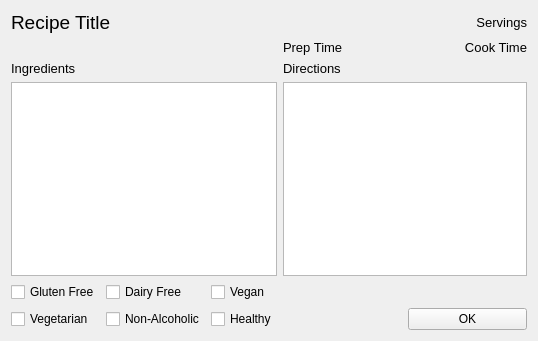
Old version of the form UI/RecipeWidgetClaire.ui in the repository ckonz528/ArugulaProjectV2.
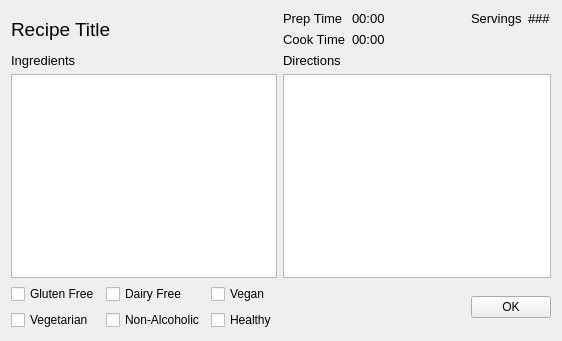
New version of the form.

Commit message: Updated recipe widget layout and labels

```diff
--- a/UI/RecipeWidgetClaire.ui
+++ b/UI/RecipeWidgetClaire.ui
@@ -6,16 +6,16 @@
    <rect>
     <x>0</x>
     <y>0</y>
-    <width>538</width>
+    <width>540</width>
     <height>341</height>
    </rect>
   </property>
   <property name="windowTitle">
    <string>Form</string>
   </property>
-  <layout class="QGridLayout" name="gridLayout">
-   <item row="0" column="0" colspan="2">
-    <widget class="QLabel" name="L_recipeTitle">
+  <layout class="QGridLayout" name="gridLayout_3">
+   <item row="0" column="0">
+    <widget class="QLabel" name="lblRrecipeTitle">
      <property name="font">
       <font>
        <pointsize>14</pointsize>
@@ -26,23 +26,10 @@
      </property>
     </widget>
    </item>
-   <item row="0" column="4">
-    <widget class="QLabel" name="L_servings">
-     <property name="font">
-      <font>
-       <pointsize>10</pointsize>
-      </font>
-     </property>
-     <property name="text">
-      <string>Servings</string>
-     </property>
-     <property name="alignment">
-      <set>Qt::AlignRight|Qt::AlignTrailing|Qt::AlignVCenter</set>
-     </property>
-    </widget>
-   </item>
-   <item row="1" column="3">
-    <widget class="QLabel" name="L_prepTime">
+   <item row="0" column="1" colspan="2">
+    <layout class="QGridLayout" name="gridTimeInfo">
+     <item row="0" column="0">
+      <widget class="QLabel" name="lblPrepTimeLabel">
      <property name="font">
       <font>
        <pointsize>10</pointsize>
@@ -53,8 +40,69 @@
      </property>
     </widget>
    </item>
-   <item row="1" column="4">
-    <widget class="QLabel" name="L_cookTime">
+     <item row="0" column="1">
+      <widget class="QLabel" name="lblPrepTime">
+       <property name="font">
+        <font>
+         <pointsize>10</pointsize>
+        </font>
+       </property>
+       <property name="text">
+        <string>00:00</string>
+       </property>
+       <property name="alignment">
+        <set>Qt::AlignLeading|Qt::AlignLeft|Qt::AlignVCenter</set>
+       </property>
+      </widget>
+     </item>
+     <item row="0" column="2" rowspan="2">
+      <spacer name="horizontalSpacer">
+       <property name="orientation">
+        <enum>Qt::Horizontal</enum>
+       </property>
+       <property name="sizeType">
+        <enum>QSizePolicy::Minimum</enum>
+       </property>
+       <property name="sizeHint" stdset="0">
+        <size>
+         <width>80</width>
+         <height>20</height>
+        </size>
+       </property>
+      </spacer>
+     </item>
+     <item row="0" column="3">
+      <widget class="QLabel" name="lblServingsLabel">
+       <property name="font">
+        <font>
+         <pointsize>10</pointsize>
+        </font>
+       </property>
+       <property name="text">
+        <string>Servings</string>
+       </property>
+       <property name="alignment">
+        <set>Qt::AlignLeading|Qt::AlignLeft|Qt::AlignVCenter</set>
+       </property>
+      </widget>
+     </item>
+     <item row="0" column="4">
+      <widget class="QLabel" name="lblServings">
+       <property name="font">
+        <font>
+         <pointsize>10</pointsize>
+        </font>
+       </property>
+       <property name="text">
+        <string>###</string>
+       </property>
+       <property name="alignment">
+        <set>Qt::AlignLeading|Qt::AlignLeft|Qt::AlignVCenter</set>
+       </property>
+      </widget>
+     </item>
+     <item row="1" column="0">
+      <widget class="QLabel" name="lblCookTimeLabel">
      <property name="font">
       <font>
        <pointsize>10</pointsize>
@@ -64,12 +112,29 @@
       <string>Cook Time</string>
      </property>
      <property name="alignment">
-      <set>Qt::AlignRight|Qt::AlignTrailing|Qt::AlignVCenter</set>
+        <set>Qt::AlignLeading|Qt::AlignLeft|Qt::AlignVCenter</set>
      </property>
     </widget>
    </item>
-   <item row="2" column="0">
-    <widget class="QLabel" name="L_ingredients">
+     <item row="1" column="1">
+      <widget class="QLabel" name="lblCookTime">
+       <property name="font">
+        <font>
+         <pointsize>10</pointsize>
+        </font>
+       </property>
+       <property name="text">
+        <string>00:00</string>
+       </property>
+       <property name="alignment">
+        <set>Qt::AlignLeading|Qt::AlignLeft|Qt::AlignVCenter</set>
+       </property>
+      </widget>
+     </item>
+    </layout>
+   </item>
+   <item row="1" column="0">
+    <widget class="QLabel" name="lblIngredients">
      <property name="font">
       <font>
        <pointsize>10</pointsize>
@@ -80,8 +145,8 @@
      </property>
     </widget>
    </item>
-   <item row="2" column="3">
-    <widget class="QLabel" name="L_directions">
+   <item row="1" column="1">
+    <widget class="QLabel" name="lblDirections">
      <property name="font">
       <font>
        <pointsize>10</pointsize>
@@ -92,56 +157,73 @@
      </property>
     </widget>
    </item>
-   <item row="3" column="0" colspan="3">
-    <widget class="QListWidget" name="LW_ingredientList"/>
+   <item row="2" column="0">
+    <widget class="QListWidget" name="lstIngredients"/>
    </item>
-   <item row="3" column="3" colspan="2">
-    <widget class="QTextBrowser" name="TB_directionsText"/>
+   <item row="2" column="1" colspan="2">
+    <widget class="QTextBrowser" name="txtDirections"/>
    </item>
-   <item row="4" column="0">
-    <widget class="QCheckBox" name="CB_gf">
+   <item row="3" column="0">
+    <layout class="QGridLayout" name="gridTags">
+     <item row="0" column="0">
+      <widget class="QCheckBox" name="chkGF">
      <property name="text">
       <string>Gluten Free</string>
      </property>
     </widget>
    </item>
-   <item row="4" column="1">
-    <widget class="QCheckBox" name="CB_df">
+     <item row="0" column="1">
+      <widget class="QCheckBox" name="chkDF">
      <property name="text">
       <string>Dairy Free</string>
      </property>
     </widget>
    </item>
-   <item row="4" column="2">
-    <widget class="QCheckBox" name="CB_vegan">
+     <item row="0" column="2">
+      <widget class="QCheckBox" name="chkVegan">
      <property name="text">
       <string>Vegan</string>
      </property>
     </widget>
    </item>
-   <item row="5" column="0">
-    <widget class="QCheckBox" name="CB_veg">
+     <item row="1" column="0">
+      <widget class="QCheckBox" name="chkVeg">
      <property name="text">
       <string>Vegetarian</string>
      </property>
     </widget>
    </item>
-   <item row="5" column="1">
-    <widget class="QCheckBox" name="CB_noAlcohol">
+     <item row="1" column="1">
+      <widget class="QCheckBox" name="chkNoAlcohol">
      <property name="text">
       <string>Non-Alcoholic</string>
      </property>
     </widget>
    </item>
-   <item row="5" column="2">
-    <widget class="QCheckBox" name="CB_healthy">
+     <item row="1" column="2">
+      <widget class="QCheckBox" name="chkHealthy">
      <property name="text">
       <string>Healthy</string>
      </property>
     </widget>
    </item>
-   <item row="5" column="4">
-    <widget class="QPushButton" name="PB_ok">
+    </layout>
+   </item>
+   <item row="3" column="1">
+    <spacer name="horizontalSpacer_2">
+     <property name="orientation">
+      <enum>Qt::Horizontal</enum>
+     </property>
+     <property name="sizeHint" stdset="0">
+      <size>
+       <width>192</width>
+       <height>17</height>
+      </size>
+     </property>
+    </spacer>
+   </item>
+   <item row="3" column="2">
+    <widget class="QPushButton" name="btnOk">
      <property name="text">
       <string>OK</string>
      </property>
```
Lines whose indentation alone changed are shown as unchanged.
